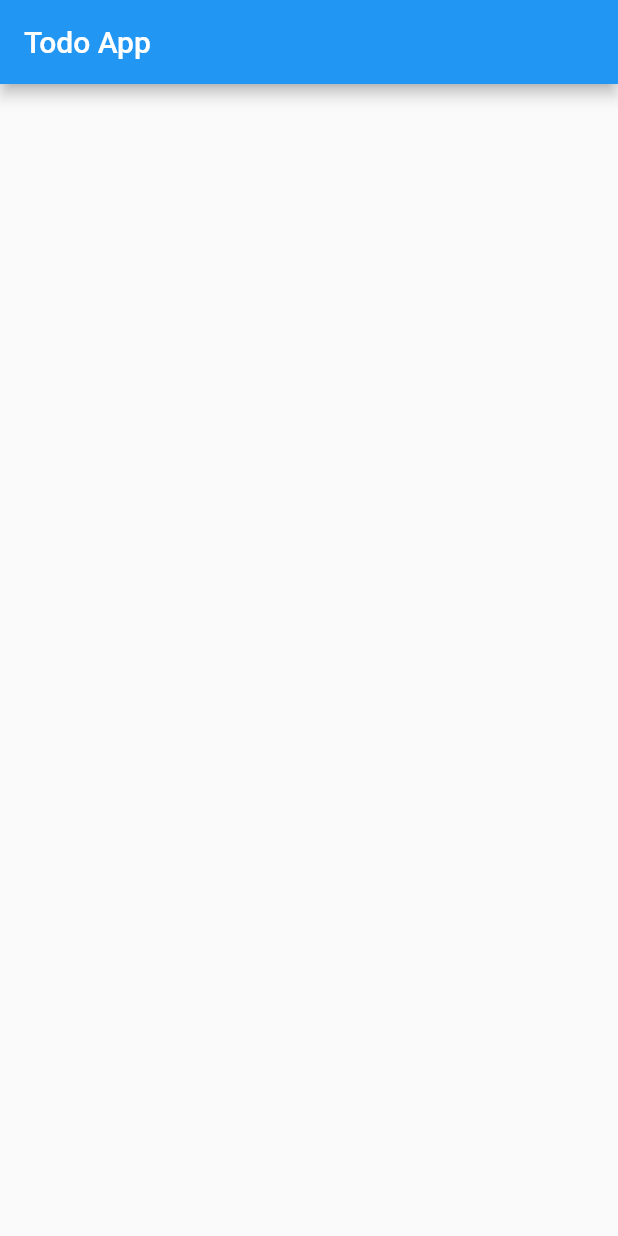
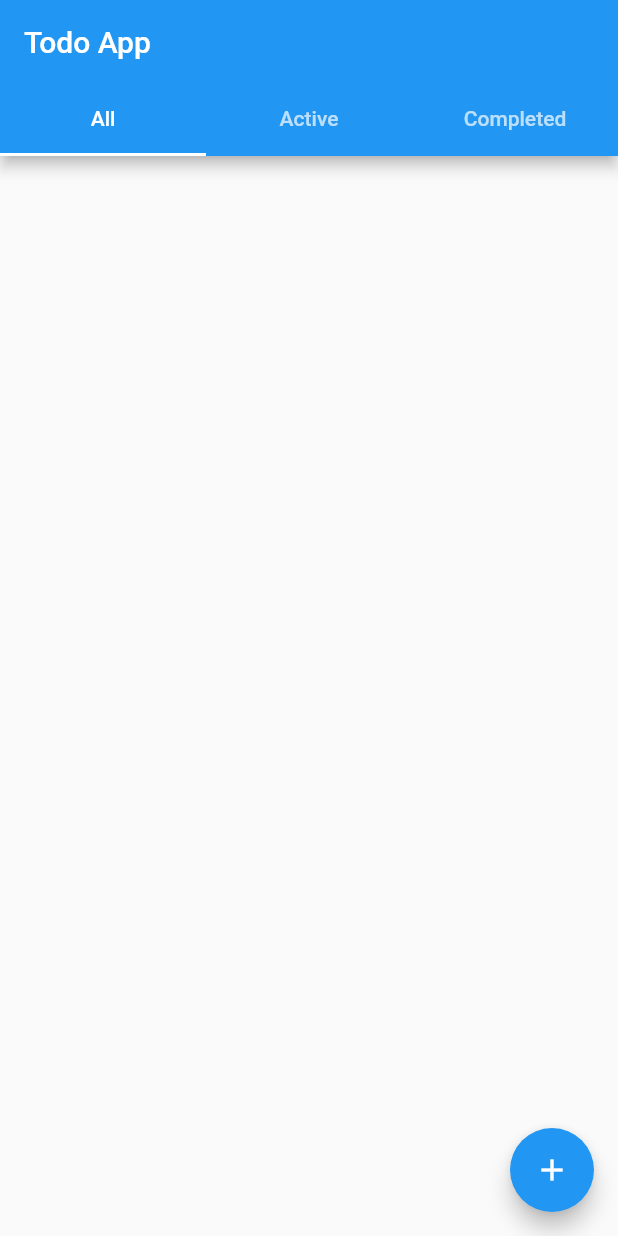
Before and after one commit to wolfgio/flutter-todo-app, a Flutter app: the screen it shows after launch, on a phone screen of 412 x 824 dp. Run offline on Flutter 3.47's test engine with Material 2 defaults, Android fonts, the phone set to English and light mode, and no system bars; our stand-ins replace flutter_riverpod.

Commit message:
add providers and bind everything

```diff
--- a/lib/home_page.dart
+++ b/lib/home_page.dart
@@ -1,20 +1,48 @@
 import 'package:flutter/material.dart';
+import 'package:flutter_riverpod/flutter_riverpod.dart';
+import 'package:todo_app_sample/widgets/active_todo_list.dart';
+import 'package:todo_app_sample/widgets/all_todo_list.dart';
+import 'package:todo_app_sample/widgets/completed_todo_list.dart';
+import 'package:todo_app_sample/widgets/new_todo_bottom_sheet.dart';
 
-class HomePage extends StatefulWidget {
+class HomePage extends ConsumerWidget {
   const HomePage({super.key});
 
   @override
-  State<HomePage> createState() => _HomePageState();
-}
-
-class _HomePageState extends State<HomePage> {
-  @override
-  Widget build(BuildContext context) {
-    return Scaffold(
-      appBar: AppBar(
-        title: const Text("Todo App"),
+  Widget build(BuildContext context, WidgetRef ref) {
+    return DefaultTabController(
+      length: 3,
+      child: Scaffold(
+        appBar: AppBar(
+          title: const Text("Todo App"),
+          bottom: const TabBar(
+            tabs: [
+              Tab(
+                text: "All",
+              ),
+              Tab(
+                text: "Active",
+              ),
+              Tab(
+                text: "Completed",
+              ),
+            ],
+          ),
+        ),
+        body: const TabBarView(children: [
+          AllTodoList(),
+          ActiveTodoList(),
+          CompletedTodoList(),
+        ]),
+        floatingActionButton: FloatingActionButton(
+          child: const Icon(Icons.add),
+          onPressed: () => showModalBottomSheet(
+            context: context,
+            builder: (ctx) => NewTodoBottomSheet(),
+            constraints: const BoxConstraints(maxHeight: 400),
+          ),
+        ),
       ),
-      body: Container(),
     );
   }
 }
--- /dev/null
+++ b/lib/todo_provider.dart
@@ -0,0 +1,82 @@
+import 'package:flutter/foundation.dart' show immutable;
+import 'package:flutter_riverpod/flutter_riverpod.dart';
+import 'package:uuid/uuid.dart';
+
+const _uuid = Uuid();
+
+/// A read-only description of a todo-item
+@immutable
+class Todo {
+  const Todo({
+    required this.description,
+    required this.id,
+    this.completed = false,
+  });
+
+  final String id;
+  final String description;
+  final bool completed;
+
+  @override
+  String toString() {
+    return 'Todo(description: $description, completed: $completed)';
+  }
+}
+
+/// An object that controls a list of [Todo].
+class TodoList extends StateNotifier<List<Todo>> {
+  TodoList([List<Todo>? initialTodos]) : super(initialTodos ?? []);
+
+  void add(String description) {
+    state = [
+      ...state,
+      Todo(
+        id: _uuid.v4(),
+        description: description,
+      ),
+    ];
+  }
+
+  void toggle(String id) {
+    state = [
+      for (final todo in state)
+        if (todo.id == id)
+          Todo(
+            id: todo.id,
+            completed: !todo.completed,
+            description: todo.description,
+          )
+        else
+          todo,
+    ];
+  }
+
+  void edit({required String id, required String description}) {
+    state = [
+      for (final todo in state)
+        if (todo.id == id)
+          Todo(
+            id: todo.id,
+            completed: todo.completed,
+            description: description,
+          )
+        else
+          todo,
+    ];
+  }
+
+  void remove(String id) {
+    state = state.where((todo) => todo.id != id).toList();
+  }
+}
+
+final todoListProvider =
+    StateNotifierProvider<TodoList, List<Todo>>((ref) => TodoList());
+
+final activeTodosProvider = StateProvider<Iterable<Todo>>(
+  (ref) => ref.watch(todoListProvider).where((todo) => !todo.completed),
+);
+
+final completedTodosProvider = StateProvider<Iterable<Todo>>(
+  (ref) => ref.watch(todoListProvider).where((todo) => todo.completed),
+);
--- /dev/null
+++ b/lib/widgets/all_todo_list.dart
@@ -0,0 +1,28 @@
+import 'package:flutter/material.dart';
+import 'package:flutter_riverpod/flutter_riverpod.dart';
+import 'package:todo_app_sample/todo_provider.dart';
+import 'package:todo_app_sample/widgets/todo_item.dart';
+
+class AllTodoList extends ConsumerWidget {
+  const AllTodoList({super.key});
+
+  @override
+  Widget build(BuildContext context, WidgetRef ref) {
+    return Padding(
+      padding: const EdgeInsets.symmetric(vertical: 16, horizontal: 8),
+      child: ListView(
+        children: [
+          ...ref.watch(todoListProvider).map(
+                (todo) => TodoItem(
+                  id: todo.id,
+                  description: todo.description,
+                  completed: todo.completed,
+                  onPressed: ref.read(todoListProvider.notifier).toggle,
+                  onDelete: ref.read(todoListProvider.notifier).remove,
+                ),
+              ),
+        ],
+      ),
+    );
+  }
+}
```
Also changed, not shown: lib/widgets/active_todo_list.dart (added, +28 -0 lines), lib/widgets/completed_todo_list.dart (added, +28 -0 lines), lib/widgets/new_todo_bottom_sheet.dart (added, +62 -0 lines), lib/widgets/todo_item.dart (added, +37 -0 lines), 1 other file.
